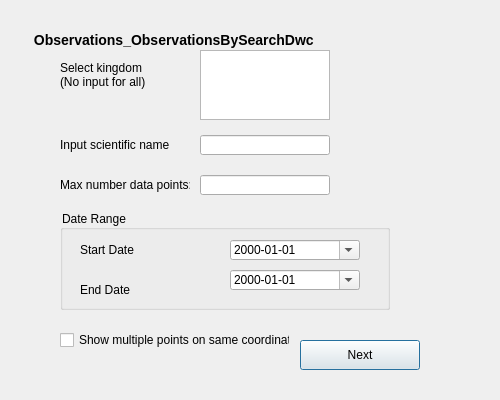
Old version of the form Art_type.ui in the repository albabjorkman/GIT-project.
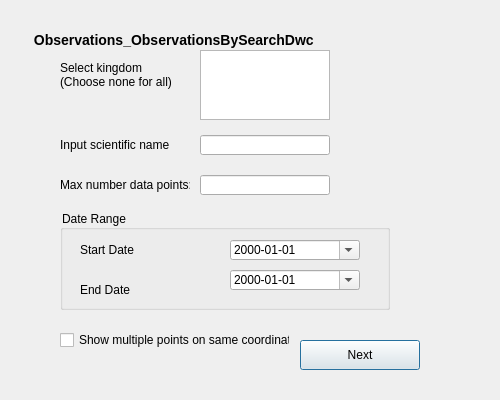
New version of the form.

What changed in the file:
```diff
--- a/Art_type.ui
+++ b/Art_type.ui
@@ -47,7 +47,7 @@
     </rect>
    </property>
    <property name="text">
-    <string>Select kingdom &lt;br/&gt;(No input for all)</string>
+    <string>Select kingdom &lt;br/&gt;(Choose none for all)</string>
    </property>
    <property name="styleSheet">
     <string>
```
